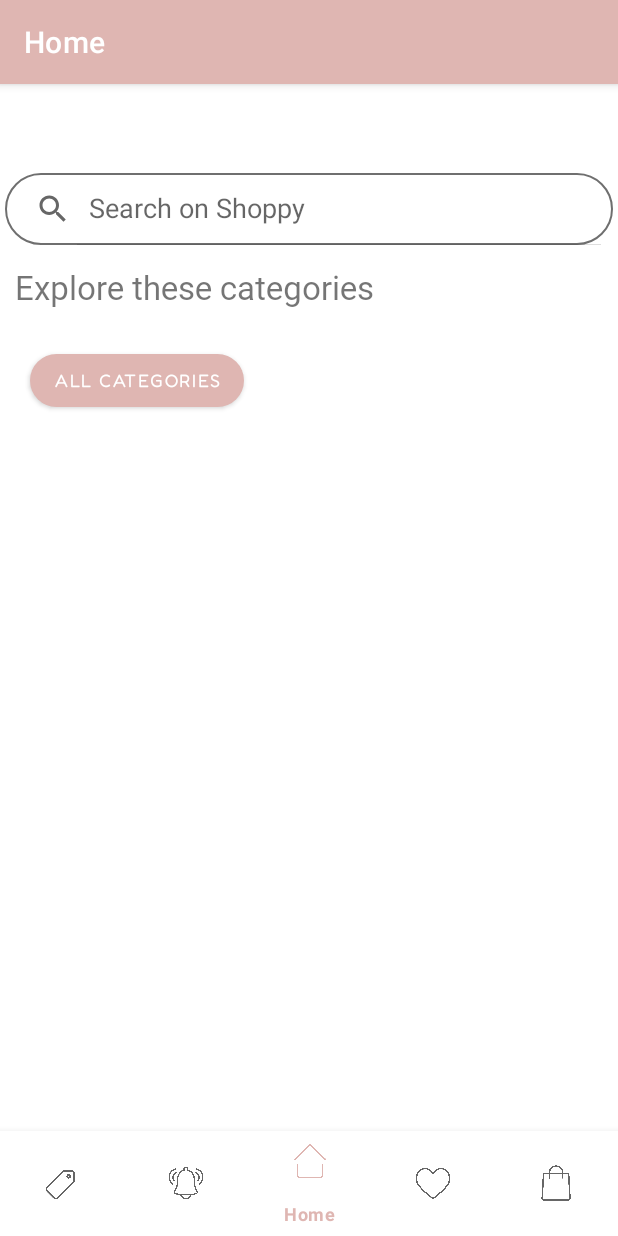
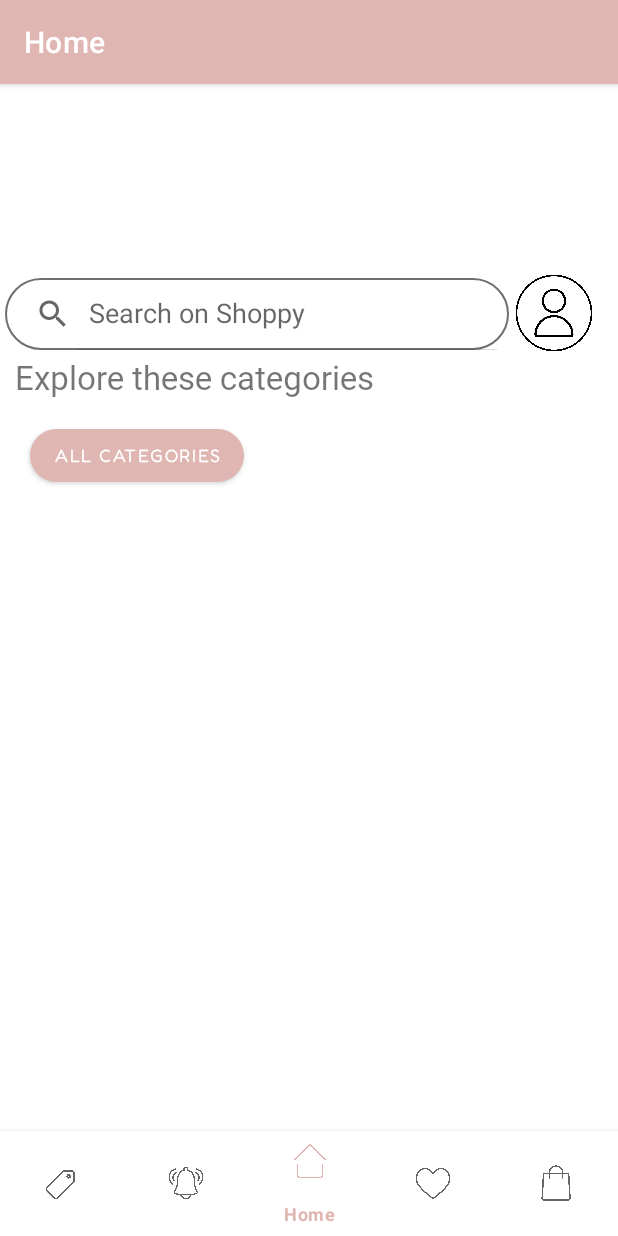
Before and after one commit to veronika8597/Shoppy_OnlineShop, an Android app: the HomeFragment screen opened directly, with no data from a screen before it, on a phone screen of 412 x 824 dp. Run offline under Robolectric (Android 15) with nearby library versions, the phone set to English and light mode, and no system bars; our stand-ins replace navigation-ui; pictures from the network do not load.

Commit message:
user profile and dynamic name change

```diff
--- a/app/src/main/java/com/example/shoppy_onlineshop/ui/LogIn/LogInActivity.kt
+++ b/app/src/main/java/com/example/shoppy_onlineshop/ui/LogIn/LogInActivity.kt
@@ -1,5 +1,6 @@
 package com.example.shoppy_onlineshop.ui.LogIn
 
+import android.content.Context
 import android.content.Intent
 import android.graphics.Color
 import android.os.Bundle
@@ -44,6 +45,7 @@ class LogInActivity : AppCompatActivity() {
                 .addOnCompleteListener { task ->
                     if (task.isSuccessful) {
                         Toast.makeText(this, "Login successful", Toast.LENGTH_SHORT).show()
+
                         startActivity(Intent(this, MainActivity::class.java))
                         finish()
                     } else {
--- a/app/src/main/java/com/example/shoppy_onlineshop/ui/home/HomeFragment.kt
+++ b/app/src/main/java/com/example/shoppy_onlineshop/ui/home/HomeFragment.kt
@@ -6,6 +6,7 @@ import android.view.LayoutInflater
 import android.view.View
 import android.view.ViewGroup
 import android.widget.Button
+import android.widget.ImageButton
 import android.widget.SearchView
 import android.widget.TextView
 import androidx.fragment.app.Fragment
@@ -66,9 +67,14 @@ class HomeFragment : Fragment() {
         val allCategoriesButton: Button = binding.categoriesButton
 
         allCategoriesButton.setOnClickListener {
-            Log.d("HomeFragment", "Navigating to CategoriesFragment")
-            findNavController().navigate(R.id.action_home_to_categories) // Use the action defined in the nav graph
+            findNavController().navigate(R.id.action_home_to_categories)
 
+        }
+
+        //Profile button
+        val profileButton: ImageButton = binding.profileButton
+        profileButton.setOnClickListener {
+            findNavController().navigate(R.id.action_home_to_user_profile)
         }
 
 
--- a/app/src/main/res/layout/fragment_categories.xml
+++ b/app/src/main/res/layout/fragment_categories.xml
@@ -5,18 +5,18 @@
     android:layout_width="match_parent"
     android:layout_height="match_parent"
     android:orientation="vertical"
-    android:fitsSystemWindows="true">
+    android:layout_marginTop="70dp">
 
     <SearchView
         android:id="@+id/searchBarHome"
         android:layout_width="match_parent"
         android:layout_height="wrap_content"
         android:layout_margin="3dp"
-        android:layout_marginTop="3dp"
         android:background="@drawable/search_background"
         android:clipToPadding="false"
         android:iconifiedByDefault="false"
-        android:queryHint="Search on Shoppy">
+        android:queryHint="Search on Shoppy"
+        >
 
     </SearchView>
 
--- a/app/src/main/res/layout/fragment_home.xml
+++ b/app/src/main/res/layout/fragment_home.xml
@@ -8,16 +8,34 @@
     android:orientation="vertical">
 
     <!-- Search Bar Section (Custom Design) -->
+    <LinearLayout
+        android:layout_width="match_parent"
+        android:layout_height="wrap_content"
+        android:orientation="horizontal"
+        android:layout_marginTop="70dp">
+
         <SearchView
             android:id="@+id/searchBarHome"
-        android:layout_width="match_parent"
+            android:layout_width="336dp"
             android:layout_height="wrap_content"
             android:layout_margin="3dp"
             android:layout_marginTop="3dp"
             android:background="@drawable/search_background"
             android:clipToPadding="false"
             android:iconifiedByDefault="false"
-        android:queryHint="Search on Shoppy" />
+            android:queryHint="Search on Shoppy" >
+
+        </SearchView>
+
+        <ImageButton
+            android:id="@+id/profileButton"
+            android:layout_width="53dp"
+            android:layout_height="53dp"
+            android:scaleType="centerInside"
+            android:background="#ffffff"
+            android:src="@drawable/user_logo" />
+
+    </LinearLayout>
 
     <!-- Category title -->
     <TextView
@@ -25,7 +43,7 @@
         android:layout_width="match_parent"
         android:layout_height="wrap_content"
         android:fontFamily="@font/fredoka_medium"
-        android:padding="10dp"
+        android:paddingLeft="10dp"
         android:text="Explore these categories"
         android:textSize="22sp" />
 
--- a/app/src/main/res/navigation/mobile_navigation.xml
+++ b/app/src/main/res/navigation/mobile_navigation.xml
@@ -14,6 +14,10 @@
         <action
             android:id="@+id/action_home_to_categories"
             app:destination="@id/categoriesFragment" />
+
+        <action
+            android:id="@+id/action_home_to_user_profile"
+            app:destination="@id/user_profileFragment" />
     </fragment>
 
 
@@ -44,6 +48,13 @@
     <fragment
         android:id="@+id/categoriesFragment"
         android:name="com.example.shoppy_onlineshop.ui.home.CategoriesFragment"
-        android:label="fragment_categories"
+        android:label="@string/title_categories"
         tools:layout="@layout/fragment_categories" />
+
+    <fragment
+        android:id="@+id/user_profileFragment"
+        android:name="com.example.shoppy_onlineshop.ui.UserProfileFragment"
+        android:label="@string/title_user_profile"
+        tools:layout="@layout/fragment_user_profile" />
+
 </navigation>
--- a/app/src/main/res/values/strings.xml
+++ b/app/src/main/res/values/strings.xml
@@ -5,4 +5,6 @@
     <string name="title_notifications">Notifications</string>
     <string name="title_deals">Deals</string>
     <string name="title_bag">Bag</string>
+    <string name="title_categories">All Categories</string>
+    <string name="title_user_profile">Profile</string>
 </resources>
```
Also changed, not shown: app/src/main/java/com/example/shoppy_onlineshop/ui/LogIn/RegistrationActivity.kt (+26 -8 lines), app/src/main/java/com/example/shoppy_onlineshop/ui/UserProfileFragment.kt (added, +45 -0 lines), app/src/main/java/com/example/shoppy_onlineshop/ui/UserProfileViewModel.kt (added, +7 -0 lines), app/src/main/res/drawable/circle_background.xml (added, +16 -0 lines), app/src/main/res/drawable/use_logo.xml (added, +22 -0 lines), app/src/main/res/layout/fragment_user_profile.xml (added, +75 -0 lines), app/src/main/res/drawable/cover_photo.jpg (added), app/src/main/res/drawable/user_logo.png. Lines whose indentation alone changed are shown as unchanged.
